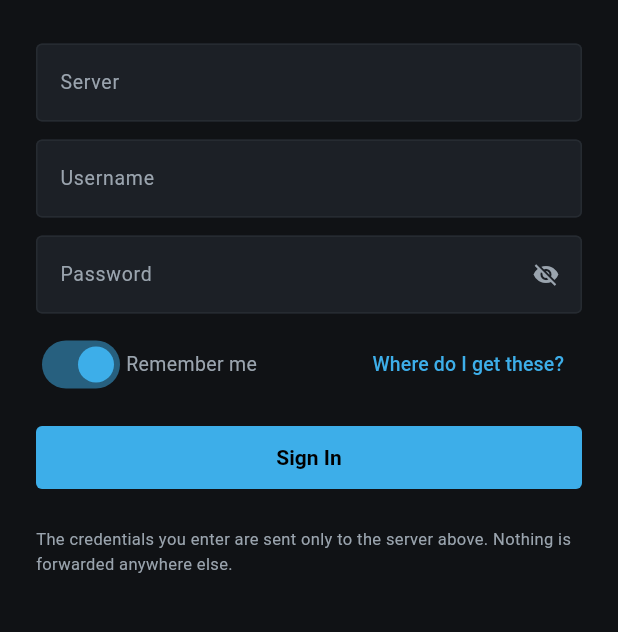
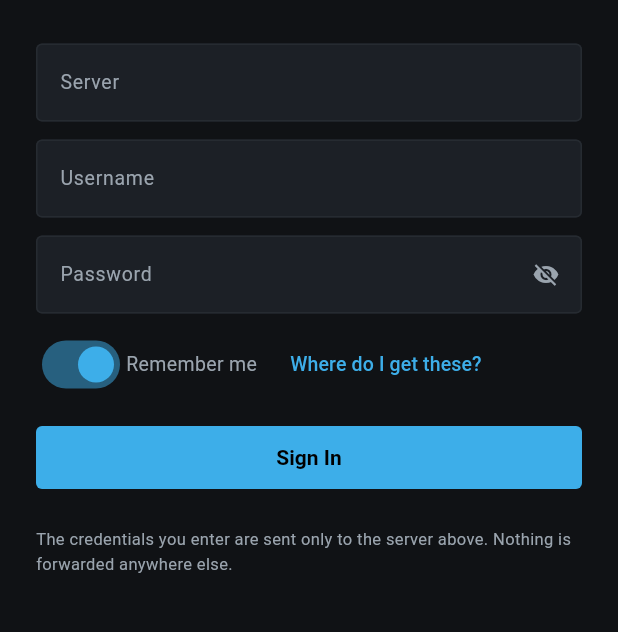
Before and after one commit to dcenhance/xt_client_flutter, a Flutter app: the screen it shows after launch, on a phone screen of 412 x 824 dp, the part 363-995 px from its top. Run offline on Flutter 3.47's test engine with Material 3 defaults, Android fonts, the phone set to English and light mode, and no system bars; our stand-ins replace shared_preferences; missing offline and left inert: media_kit, media_kit_video; accounts and stored records are empty.

Commit message:
Fix login-screen overflow on narrow widths, add widget tests
The remember-me row and the help button overflowed a fixed Row by ~75 px at phone
widths; wrapped instead. The password visibility toggle now has a tooltip, and a
widget test covers the three-field login screen plus the obscure/reveal toggle.
Also removes the scaffolded widget_test.dart that flutter create regenerated when
the ios/ and macos/ targets were added (it referenced the deleted template app and
broke CI analyse). 10 tests, analyse clean.

```diff
--- a/lib/models.dart
+++ b/lib/models.dart
@@ -1,4 +1,5 @@
 /// Data models for the Xtream-Codes API.
+library;
 
 import 'dart:convert';
 
--- a/lib/screens/home_screen.dart
+++ b/lib/screens/home_screen.dart
@@ -615,7 +615,7 @@ class _StreamCard extends StatelessWidget {
                     : Image.network(
                         item.icon!,
                         fit: BoxFit.contain,
-                        errorBuilder: (_, __, ___) => const Center(
+                        errorBuilder: (_, _, _) => const Center(
                           child: Icon(Icons.tv, color: AppTheme.border, size: 34)),
                         loadingBuilder: (c, child, p) =>
                             p == null ? child : const Center(
@@ -757,7 +757,7 @@ class _SeriesSheetState extends State<_SeriesSheet> {
                   if (widget.series.icon != null)
                     Image.network(widget.series.icon!,
                         width: 54, height: 76, fit: BoxFit.cover,
-                        errorBuilder: (_, __, ___) => const SizedBox(width: 54, height: 76)),
+                        errorBuilder: (_, _, _) => const SizedBox(width: 54, height: 76)),
                   const SizedBox(width: 14),
                   Expanded(
                     child: Column(
--- a/lib/screens/login_screen.dart
+++ b/lib/screens/login_screen.dart
@@ -111,6 +111,7 @@ class _LoginScreenState extends State<LoginScreen> {
                       decoration: InputDecoration(
                         labelText: 'Password',
                         suffixIcon: IconButton(
+                          tooltip: _obscure ? 'Show password' : 'Hide password',
                           icon: Icon(
                             _obscure ? Icons.visibility_off : Icons.visibility,
                             size: 18,
@@ -122,17 +123,25 @@ class _LoginScreenState extends State<LoginScreen> {
                       onSubmitted: (_) => _submit(),
                     ),
                     const SizedBox(height: 10),
+                    // Wrap, not Row: on phone widths the switch row plus the help
+                    // button overflow a fixed Row by ~75 px.
+                    Wrap(
+                      spacing: 10,
+                      runSpacing: 2,
+                      crossAxisAlignment: WrapCrossAlignment.center,
+                      children: [
                         Row(
+                          mainAxisSize: MainAxisSize.min,
                           children: [
                             Switch(
                               value: appState.remember,
                               activeThumbColor: AppTheme.accent,
-                          onChanged: (v) =>
-                              appState.setCredentials(remember: v),
+                              onChanged: (v) => appState.setCredentials(remember: v),
                             ),
                             const Text('Remember me',
                                 style: TextStyle(fontSize: 13, color: AppTheme.muted)),
-                        const Spacer(),
+                          ],
+                        ),
                         TextButton(
                           onPressed: () => _importFromClipboardHint(context),
                           child: const Text('Where do I get these?',
--- a/lib/xtream_client.dart
+++ b/lib/xtream_client.dart
@@ -1,7 +1,7 @@
 /// Minimal, dependency-light Xtream-Codes API client.
 ///
 /// Speaks exactly the protocol the Spectre/XCIPTV app uses:
-///   GET <server>/player_api.php?username=..&password=..[&action=..]
+///   `GET <server>/player_api.php?username=..&password=..[&action=..]`
 /// plus the derived playlists and stream URLs.
 library;
 
```
Also changed, not shown: 2 other files. Lines whose indentation alone changed are shown as unchanged.
